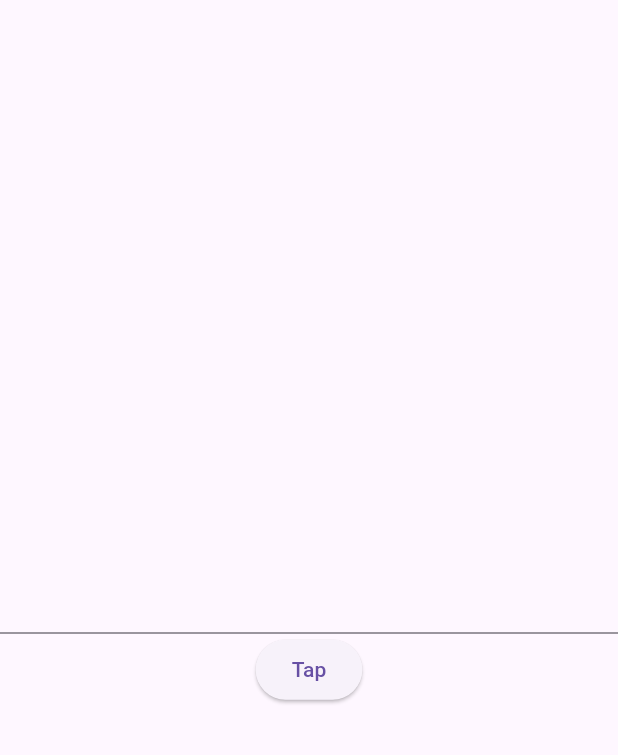
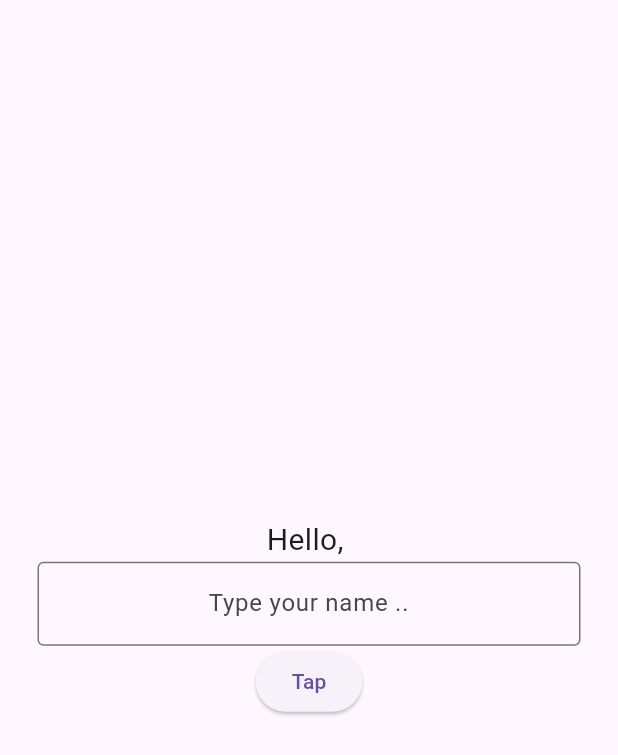
Before and after one commit to alybadara1803/Flutter_projects, a Flutter app: the screen it shows after launch, after a tap on "Tap", on a phone screen of 412 x 824 dp. Shown: the top 755 px of the screen. Run offline on Flutter 3.47's test engine with Material 3 defaults, Android fonts, the phone set to English and light mode, and no system bars.

Commit message:
Update todo_page.dart

```diff
--- a/todo_app/lib/pages/todo_page.dart
+++ b/todo_app/lib/pages/todo_page.dart
@@ -1,59 +1,3 @@
-// import 'package:flutter/material.dart';
-
-// class TodoPage extends StatefulWidget {
-//   const TodoPage({super.key});
-
-//   @override
-//   State<TodoPage> createState() => _TodoPageState();
-// }
-
-// class _TodoPageState extends State<TodoPage> {
-//   // Text editing controler to get access to what the user typed
-//   TextEditingController myControler = TextEditingController();
-
-//   String greetingMessage = "";
-//   //method
-//   void greetUser() {
-//     setState(() {
-//       greetingMessage = 'Hello, ' + myControler.text;
-//     });
-//   }
-
-//   @override
-//   Widget build(BuildContext context) {
-//     return MaterialApp(
-//       debugShowCheckedModeBanner: false,
-//       home: Scaffold(
-//         body: Center(
-//           child: Padding(
-//             padding: const EdgeInsets.all(25.0),
-//             child: Column(
-//               mainAxisAlignment: MainAxisAlignment.center,
-//               children: [
-//                 Text(greetingMessage, style: TextStyle(
-//                   fontSize: 20,
-//                 ),),
-//                 TextField(
-//                   textAlign: TextAlign.center,
-//                   controller: myControler,
-//                   decoration: InputDecoration(
-//                     border: OutlineInputBorder(),
-//                     hintText: 'Type your name ..',
-//                   ),
-//                 ),
-//                 ElevatedButton(
-//                   onPressed: greetUser,
-//                   child: Text('Tap')
-//                   )
-//               ],
-//             ),
-//           ),
-//         ),
-//       ),
-//     );
-//   }
-// }
-
 import 'package:flutter/material.dart';
 
 class TodoPage extends StatefulWidget {
@@ -64,29 +8,45 @@ class TodoPage extends StatefulWidget {
 }
 
 class _TodoPageState extends State<TodoPage> {
-  //variable
-  String greetMessage = '';
-
+  // Text editing controler to get access to what the user typed
   TextEditingController myControler = TextEditingController();
 
-  //fonction
+  String greetingMessage = "";
+  //method
   void greetUser() {
-    greetMessage = 'Hello' + myControler.text;
+    setState(() {
+      greetingMessage = 'Hello, ' + myControler.text;
+    });
   }
 
-  //UI (user interface)
   @override
   Widget build(BuildContext context) {
     return MaterialApp(
+      debugShowCheckedModeBanner: false,
       home: Scaffold(
         body: Center(
-          child: Column(
-            mainAxisAlignment: MainAxisAlignment.center,
-            children: [
-              Text(greetMessage),
-              TextField(controller: myControler),
-              ElevatedButton(onPressed: greetUser, child: Text('Tap')),
-            ],
+          child: Padding(
+            padding: const EdgeInsets.all(25.0),
+            child: Column(
+              mainAxisAlignment: MainAxisAlignment.center,
+              children: [
+                Text(greetingMessage, style: TextStyle(
+                  fontSize: 20,
+                ),),
+                TextField(
+                  textAlign: TextAlign.center,
+                  controller: myControler,
+                  decoration: InputDecoration(
+                    border: OutlineInputBorder(),
+                    hintText: 'Type your name ..',
+                  ),
+                ),
+                ElevatedButton(
+                  onPressed: greetUser,
+                  child: Text('Tap')
+                  )
+              ],
+            ),
           ),
         ),
       ),
```
